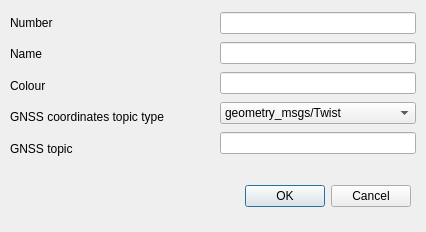
First picture: the form in src/boat_parameters.ui, repository lizatish/RvizPluginControl, before the edit.
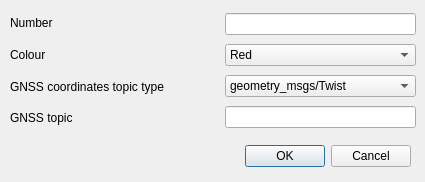
Second picture: the form after the edit. Icons and pictures are not drawn.

Commit message: Connect delete button

Diff of the .ui file:
```diff
--- a/src/boat_parameters.ui
+++ b/src/boat_parameters.ui
@@ -6,8 +6,8 @@
    <rect>
     <x>0</x>
     <y>0</y>
-    <width>426</width>
-    <height>232</height>
+    <width>425</width>
+    <height>182</height>
    </rect>
   </property>
   <property name="windowTitle">
@@ -17,7 +17,7 @@
    <property name="geometry">
     <rect>
      <x>70</x>
-     <y>180</y>
+     <y>140</y>
      <width>341</width>
      <height>32</height>
     </rect>
@@ -35,25 +35,25 @@
      <x>10</x>
      <y>10</y>
      <width>211</width>
-     <height>151</height>
+     <height>121</height>
     </rect>
    </property>
    <layout class="QGridLayout" name="gridLayout">
-    <item row="3" column="0">
+    <item row="2" column="0">
      <widget class="QLabel" name="boat_colour_label">
       <property name="text">
        <string>Colour</string>
       </property>
      </widget>
     </item>
-    <item row="4" column="0">
+    <item row="3" column="0">
      <widget class="QLabel" name="boat_gnss_coordinates_topic_type_label">
       <property name="text">
        <string>GNSS coordinates topic type</string>
       </property>
      </widget>
     </item>
-    <item row="5" column="0">
+    <item row="4" column="0">
      <widget class="QLabel" name="boat_gnss_topic">
       <property name="text">
        <string>GNSS topic</string>
@@ -67,38 +67,25 @@
       </property>
      </widget>
     </item>
-    <item row="2" column="0">
-     <widget class="QLabel" name="boat_name_label">
-      <property name="text">
-       <string>Name</string>
-      </property>
-     </widget>
-    </item>
    </layout>
   </widget>
   <widget class="QWidget" name="gridLayoutWidget_2">
    <property name="geometry">
     <rect>
-     <x>220</x>
+     <x>225</x>
      <y>10</y>
-     <width>196</width>
-     <height>151</height>
+     <width>191</width>
+     <height>121</height>
     </rect>
    </property>
    <layout class="QGridLayout" name="gridLayout_2">
     <item row="0" column="0">
      <widget class="QLineEdit" name="boat_name_line"/>
     </item>
-    <item row="4" column="0">
+    <item row="3" column="0">
      <widget class="QLineEdit" name="boat_gnss_topic_line"/>
     </item>
     <item row="2" column="0">
-     <widget class="QLineEdit" name="boat_colour_line"/>
-    </item>
-    <item row="1" column="0">
-     <widget class="QLineEdit" name="boat_number_line"/>
-    </item>
-    <item row="3" column="0">
      <widget class="QComboBox" name="boat_gnss_type_comboBox">
       <item>
        <property name="text">
@@ -107,6 +94,53 @@
       </item>
      </widget>
     </item>
+    <item row="1" column="0">
+     <widget class="QComboBox" name="boat_colour_comboBox">
+      <item>
+       <property name="text">
+        <string>Red</string>
+       </property>
+       <property name="icon">
+        <iconset theme="red"/>
+       </property>
+      </item>
+      <item>
+       <property name="text">
+        <string>Green</string>
+       </property>
+      </item>
+      <item>
+       <property name="text">
+        <string>Blue</string>
+       </property>
+      </item>
+      <item>
+       <property name="text">
+        <string>Yellow</string>
+       </property>
+      </item>
+      <item>
+       <property name="text">
+        <string>White</string>
+       </property>
+      </item>
+      <item>
+       <property name="text">
+        <string>Black</string>
+       </property>
+      </item>
+      <item>
+       <property name="text">
+        <string>Orange</string>
+       </property>
+      </item>
+      <item>
+       <property name="text">
+        <string>Pink</string>
+       </property>
+      </item>
+     </widget>
+    </item>
    </layout>
   </widget>
  </widget>
```
The commit also changes 2 other files.
